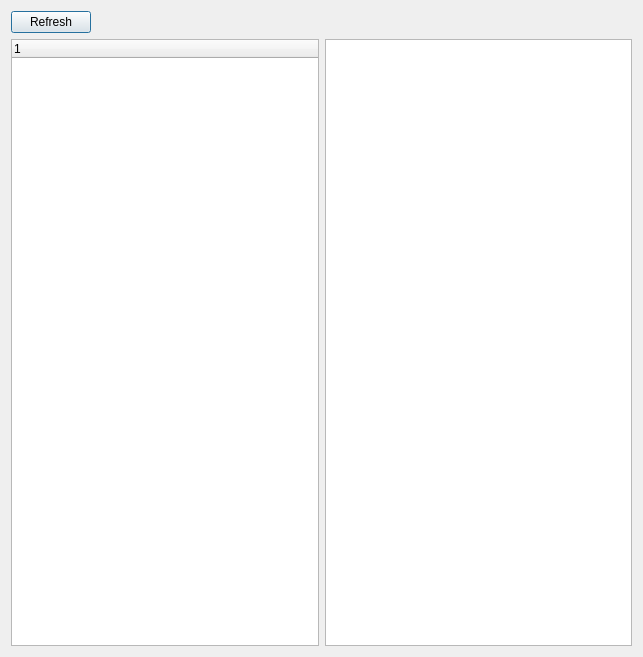
saturneric/GpgFrontend, file ui/ReceiveMailDialog.ui: the form before one commit.
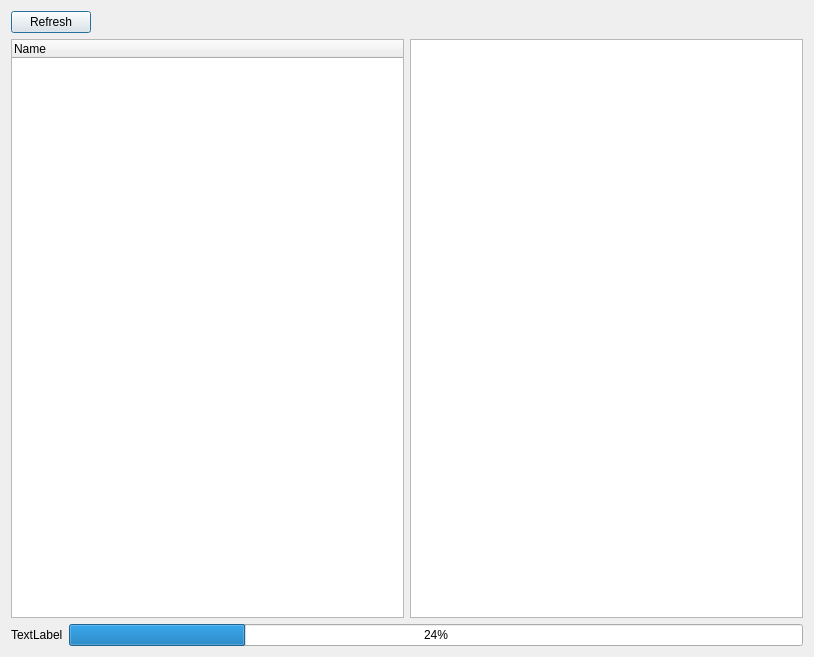
The form after the commit.

```diff
--- a/ui/ReceiveMailDialog.ui
+++ b/ui/ReceiveMailDialog.ui
@@ -6,7 +6,7 @@
    <rect>
     <x>0</x>
     <y>0</y>
-    <width>643</width>
+    <width>814</width>
     <height>657</height>
    </rect>
   </property>
@@ -43,10 +43,19 @@
      <item>
       <layout class="QHBoxLayout" name="horizontalLayout">
        <item>
-        <widget class="QTreeWidget" name="treeWidget">
+        <widget class="QTreeWidget" name="accountTreeWidget">
+         <property name="indentation">
+          <number>15</number>
+         </property>
+         <property name="uniformRowHeights">
+          <bool>true</bool>
+         </property>
+         <property name="animated">
+          <bool>true</bool>
+         </property>
          <column>
           <property name="text">
-           <string notr="true">1</string>
+           <string>Name</string>
           </property>
          </column>
         </widget>
@@ -56,6 +65,24 @@
        </item>
       </layout>
      </item>
+     <item>
+      <layout class="QHBoxLayout" name="horizontalLayout_3">
+       <item>
+        <widget class="QLabel" name="label">
+         <property name="text">
+          <string>TextLabel</string>
+         </property>
+        </widget>
+       </item>
+       <item>
+        <widget class="QProgressBar" name="progressBar">
+         <property name="value">
+          <number>24</number>
+         </property>
+        </widget>
+       </item>
+      </layout>
+     </item>
     </layout>
    </item>
   </layout>
```
